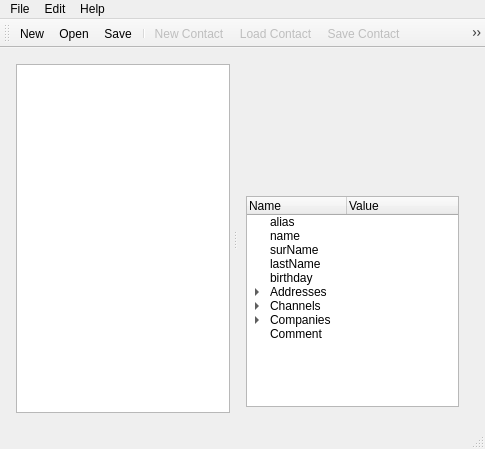
Above: trunk/ContactList/contactListView(test).ui from konradlst/Organizer before the change. Below: the same form after it.
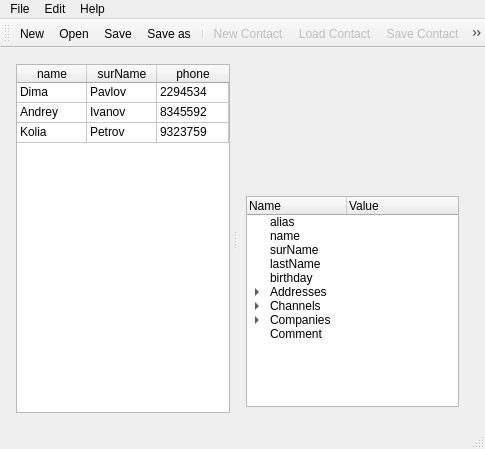
That is the form after the change. Icons and pictures are not drawn.

Commit message: #53 singled out contactView

What changed in the file:
```diff
--- a/trunk/ContactList/contactListView(test).ui
+++ b/trunk/ContactList/contactListView(test).ui
@@ -42,7 +42,7 @@
        <property name="handleWidth">
         <number>10</number>
        </property>
-       <widget class="QTableView" name="tableView">
+       <widget class="QTableWidget" name="tableWidget">
         <property name="dragEnabled">
          <bool>true</bool>
         </property>
@@ -55,12 +55,102 @@
         <attribute name="horizontalHeaderVisible">
          <bool>true</bool>
         </attribute>
+        <attribute name="horizontalHeaderDefaultSectionSize">
+         <number>70</number>
+        </attribute>
+        <attribute name="horizontalHeaderHighlightSections">
+         <bool>false</bool>
+        </attribute>
         <attribute name="horizontalHeaderShowSortIndicator" stdset="0">
          <bool>true</bool>
         </attribute>
         <attribute name="horizontalHeaderStretchLastSection">
          <bool>true</bool>
         </attribute>
+        <attribute name="verticalHeaderVisible">
+         <bool>false</bool>
+        </attribute>
+        <attribute name="verticalHeaderDefaultSectionSize">
+         <number>20</number>
+        </attribute>
+        <attribute name="verticalHeaderHighlightSections">
+         <bool>false</bool>
+        </attribute>
+        <row>
+         <property name="text">
+          <string>New Row</string>
+         </property>
+        </row>
+        <row>
+         <property name="text">
+          <string>New Row</string>
+         </property>
+        </row>
+        <row>
+         <property name="text">
+          <string>New Row</string>
+         </property>
+        </row>
+        <column>
+         <property name="text">
+          <string>name</string>
+         </property>
+        </column>
+        <column>
+         <property name="text">
+          <string>surName</string>
+         </property>
+        </column>
+        <column>
+         <property name="text">
+          <string>phone</string>
+         </property>
+        </column>
+        <item row="0" column="0">
+         <property name="text">
+          <string>Dima</string>
+         </property>
+        </item>
+        <item row="0" column="1">
+         <property name="text">
+          <string>Pavlov</string>
+         </property>
+        </item>
+        <item row="0" column="2">
+         <property name="text">
+          <string>2294534</string>
+         </property>
+        </item>
+        <item row="1" column="0">
+         <property name="text">
+          <string>Andrey</string>
+         </property>
+        </item>
+        <item row="1" column="1">
+         <property name="text">
+          <string>Ivanov</string>
+         </property>
+        </item>
+        <item row="1" column="2">
+         <property name="text">
+          <string>8345592</string>
+         </property>
+        </item>
+        <item row="2" column="0">
+         <property name="text">
+          <string>Kolia</string>
+         </property>
+        </item>
+        <item row="2" column="1">
+         <property name="text">
+          <string>Petrov</string>
+         </property>
+        </item>
+        <item row="2" column="2">
+         <property name="text">
+          <string>9323759</string>
+         </property>
+        </item>
        </widget>
        <widget class="QWidget" name="formLayoutWidget">
         <layout class="QVBoxLayout" name="vLayProperty">
@@ -334,6 +424,7 @@
    <addaction name="actionNew"/>
    <addaction name="actionOpen"/>
    <addaction name="actionSave"/>
+   <addaction name="actionSave_as"/>
    <addaction name="separator"/>
    <addaction name="actionNew_Contact"/>
    <addaction name="actionLoad_Contact"/>
```
Left out of the diff: 2 changed lines with no effect on the pictures. The commit also changes 3 other files.
